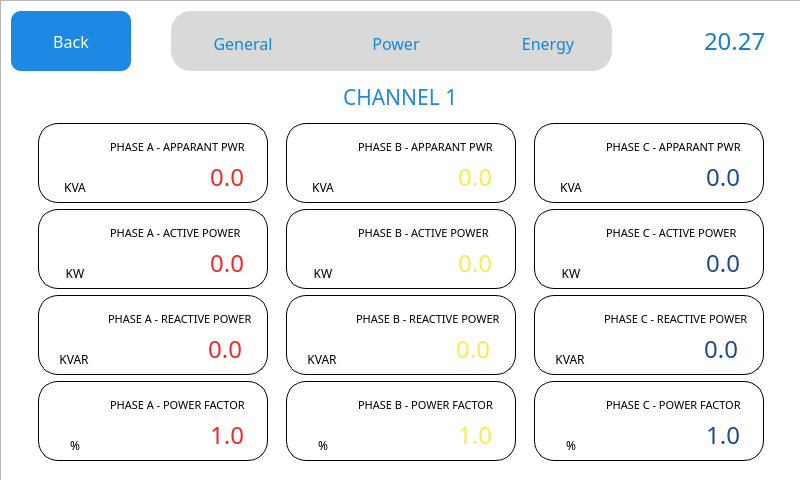
First picture: the form in QT_APP/channels.ui, repository eSpark-Backup/nabilfesal-msm-fw, before the edit.
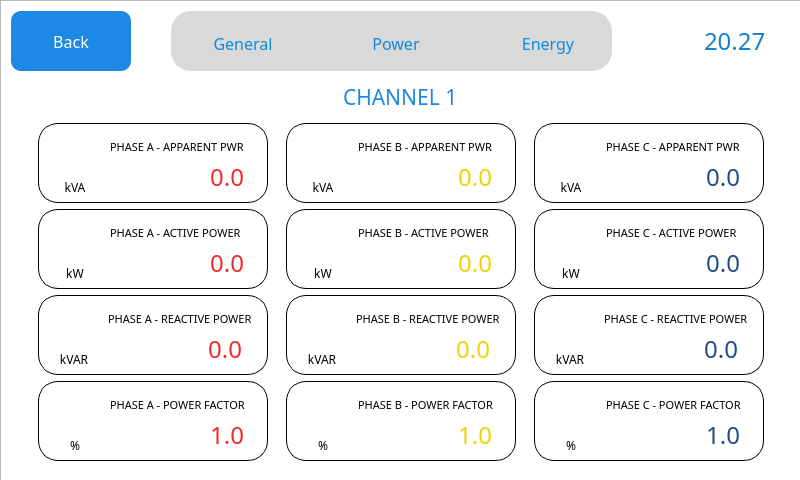
Second picture: the form after the edit. The open tabs and pages were chosen to show the change. Icons and pictures are not drawn.

Commit message: Channel Ui -> Spelling and Units corrected

Diff of the .ui file:
```diff
--- a/QT_APP/channels.ui
+++ b/QT_APP/channels.ui
@@ -5019,7 +5019,7 @@
                            <string notr="true">border-color: rgb(255, 255, 255);</string>
                           </property>
                           <property name="text">
-                           <string>KVA</string>
+                           <string>kVA</string>
                           </property>
                           <property name="alignment">
                            <set>Qt::AlignCenter</set>
@@ -5069,7 +5069,7 @@
                            <string notr="true">border-color: rgb(255, 255, 255);</string>
                           </property>
                           <property name="text">
-                           <string>PHASE A - APPARANT PWR</string>
+                           <string>PHASE A - APPARENT PWR</string>
                           </property>
                           <property name="wordWrap">
                            <bool>false</bool>
@@ -5204,7 +5204,7 @@
                            <string notr="true">border-color: rgb(255, 255, 255);</string>
                           </property>
                           <property name="text">
-                           <string>KVA</string>
+                           <string>kVA</string>
                           </property>
                           <property name="alignment">
                            <set>Qt::AlignCenter</set>
@@ -5254,7 +5254,7 @@
                            <string notr="true">border-color: rgb(255, 255, 255);</string>
                           </property>
                           <property name="text">
-                           <string>PHASE B - APPARANT PWR</string>
+                           <string>PHASE B - APPARENT PWR</string>
                           </property>
                           <property name="wordWrap">
                            <bool>false</bool>
@@ -5283,7 +5283,7 @@
                           </property>
                           <property name="styleSheet">
                            <string notr="true">border-color: rgb(255, 255, 255);
-color: rgb(252, 233, 79);</string>
+color: rgb(237, 212, 0);</string>
                           </property>
                           <property name="text">
                            <string>0.0</string>
@@ -5395,7 +5395,7 @@
                            <string notr="true">border-color: rgb(255, 255, 255);</string>
                           </property>
                           <property name="text">
-                           <string>KVA</string>
+                           <string>kVA</string>
                           </property>
                           <property name="alignment">
                            <set>Qt::AlignCenter</set>
@@ -5448,7 +5448,7 @@
                            <string notr="true">border-color: rgb(255, 255, 255);</string>
                           </property>
                           <property name="text">
-                           <string>PHASE C - APPARANT PWR</string>
+                           <string>PHASE C - APPARENT PWR</string>
                           </property>
                           <property name="wordWrap">
                            <bool>false</bool>
@@ -5590,7 +5590,7 @@
                            <string notr="true">border-color: rgb(255, 255, 255);</string>
                           </property>
                           <property name="text">
-                           <string>KW</string>
+                           <string>kW</string>
                           </property>
                           <property name="alignment">
                            <set>Qt::AlignCenter</set>
@@ -5772,7 +5772,7 @@
                            <string notr="true">border-color: rgb(255, 255, 255);</string>
                           </property>
                           <property name="text">
-                           <string>KW</string>
+                           <string>kW</string>
                           </property>
                           <property name="alignment">
                            <set>Qt::AlignCenter</set>
@@ -5848,7 +5848,7 @@
                           </property>
                           <property name="styleSheet">
                            <string notr="true">border-color: rgb(255, 255, 255);
-color: rgb(252, 233, 79);</string>
+color: rgb(237, 212, 0);</string>
                           </property>
                           <property name="text">
                            <string>0.0</string>
@@ -5954,7 +5954,7 @@
                            <string notr="true">border-color: rgb(255, 255, 255);</string>
                           </property>
                           <property name="text">
-                           <string>KW</string>
+                           <string>kW</string>
                           </property>
                           <property name="alignment">
                            <set>Qt::AlignCenter</set>
@@ -6143,7 +6143,7 @@
                            <string notr="true">border-color: rgb(255, 255, 255);</string>
                           </property>
                           <property name="text">
-                           <string>KVAR</string>
+                           <string>kVAR</string>
                           </property>
                           <property name="alignment">
                            <set>Qt::AlignCenter</set>
@@ -6325,7 +6325,7 @@
                            <string notr="true">border-color: rgb(255, 255, 255);</string>
                           </property>
                           <property name="text">
-                           <string>KVAR</string>
+                           <string>kVAR</string>
                           </property>
                           <property name="alignment">
                            <set>Qt::AlignCenter</set>
@@ -6401,7 +6401,7 @@
                           </property>
                           <property name="styleSheet">
                            <string notr="true">border-color: rgb(255, 255, 255);
-color: rgb(252, 233, 79);</string>
+color: rgb(237, 212, 0);</string>
                           </property>
                           <property name="text">
                            <string>0.0</string>
@@ -6507,7 +6507,7 @@
                            <string notr="true">border-color: rgb(255, 255, 255);</string>
                           </property>
                           <property name="text">
-                           <string>KVAR</string>
+                           <string>kVAR</string>
                           </property>
                           <property name="alignment">
                            <set>Qt::AlignCenter</set>
@@ -6960,7 +6960,7 @@
                           </property>
                           <property name="styleSheet">
                            <string notr="true">border-color: rgb(255, 255, 255);
-color: rgb(252, 233, 79);</string>
+color: rgb(237, 212, 0);</string>
                           </property>
                           <property name="text">
                            <string>1.0</string>
```
Left out of the diff: 32 changed lines with no effect on the pictures.
